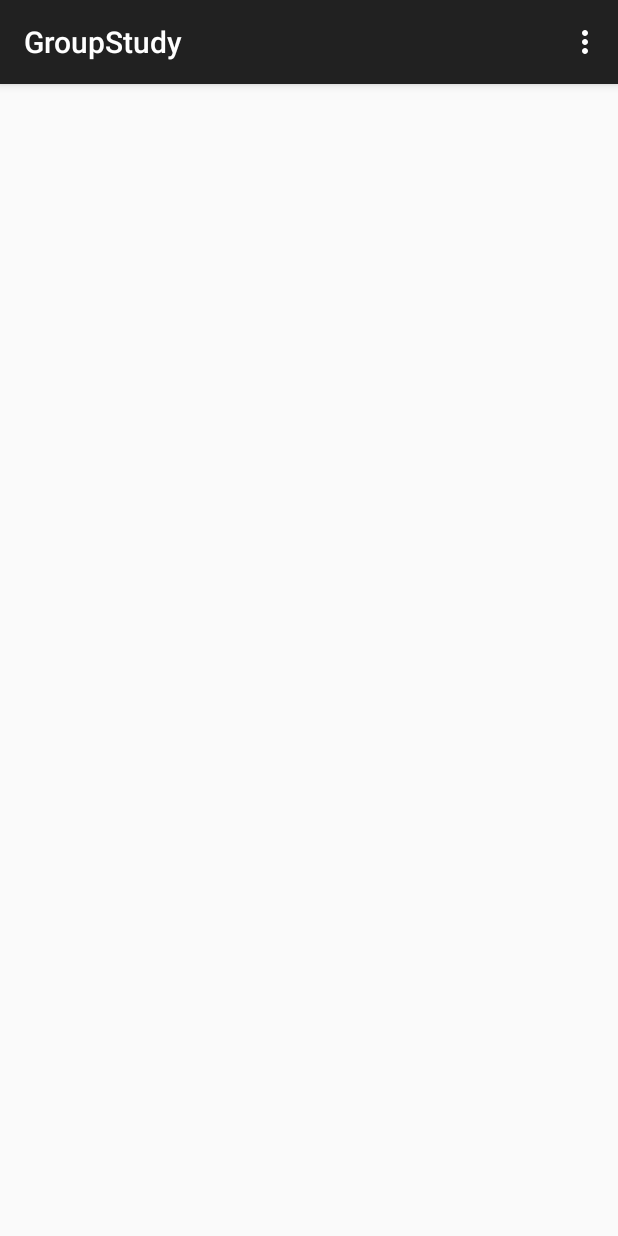
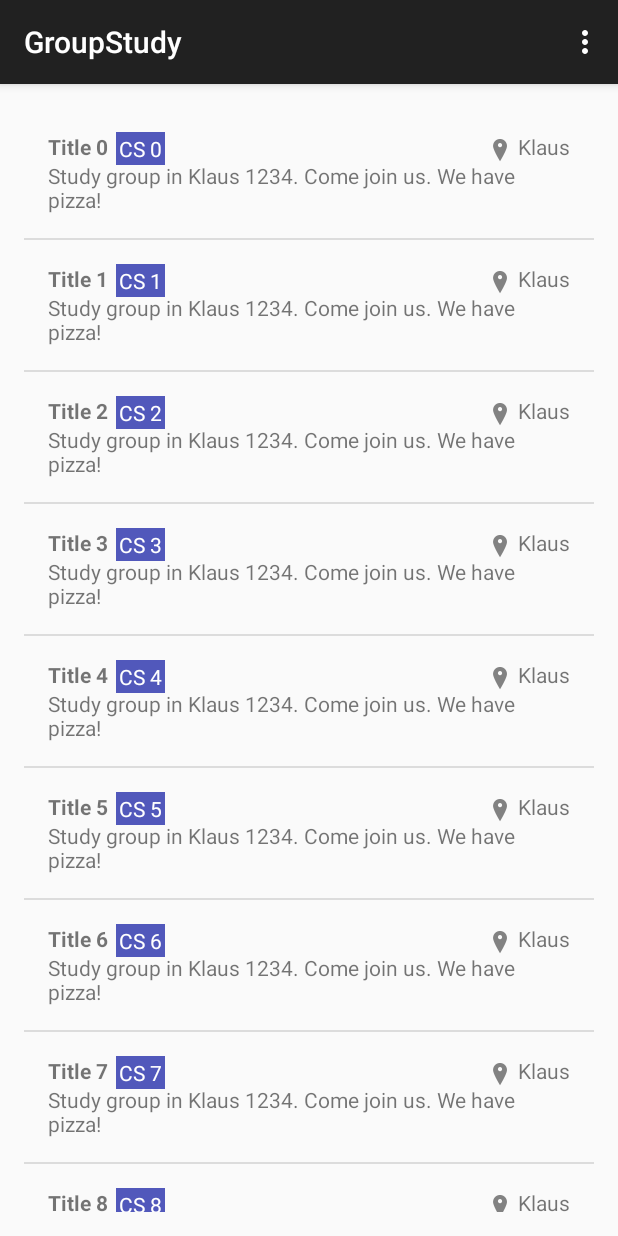
Before and after one commit to JinmingYu/GroupStudy, an Android app: the screen it shows after launch (MainActivity), on a phone screen of 412 x 824 dp. Run offline under Robolectric (Android 15) with nearby library versions, the phone set to English and light mode, and no system bars.

Commit message:
Add list (with hardcoded data) and list item layout.

```diff
--- a/app/src/main/java/appathon/groupstudy/MainActivity.java
+++ b/app/src/main/java/appathon/groupstudy/MainActivity.java
@@ -1,17 +1,50 @@
 package appathon.groupstudy;
 
+import android.database.DataSetObserver;
 import android.support.v7.app.ActionBarActivity;
 import android.os.Bundle;
 import android.view.Menu;
 import android.view.MenuItem;
+import android.view.View;
+import android.view.ViewGroup;
+import android.widget.ListAdapter;
+import android.widget.ListView;
+import android.widget.SimpleAdapter;
+
+import java.util.ArrayList;
+import java.util.HashMap;
+import java.util.List;
 
 
 public class MainActivity extends ActionBarActivity {
+
+    ListView listView;
 
     @Override
     protected void onCreate(Bundle savedInstanceState) {
         super.onCreate(savedInstanceState);
         setContentView(R.layout.activity_main);
+
+        listView = (ListView) findViewById(R.id.listView);
+
+        // create the grid item mapping
+        String[] from = new String[] {"title", "class", "location", "additional_info"};
+        int[] to = new int[] { R.id.title, R.id.class_name, R.id.location, R.id.additional_info};
+
+        // prepare the list of all records
+        List<HashMap<String, String>> fillMaps = new ArrayList<HashMap<String, String>>();
+        for(int i = 0; i < 10; i++){
+            HashMap<String, String> map = new HashMap<String, String>();
+            map.put("title", "Title " + i);
+            map.put("class", "CS " + i);
+            map.put("location", "Klaus");
+            map.put("additional_info", "Study group in Klaus 1234. Come join us. We have pizza!");
+            fillMaps.add(map);
+        }
+
+        // fill in the grid_item layout
+        SimpleAdapter adapter = new SimpleAdapter(this, fillMaps, R.layout.study_group_list_item, from, to);
+        listView.setAdapter(adapter);
     }
 
 
--- /dev/null
+++ b/app/src/main/res/layout/study_group_list_item.xml
@@ -0,0 +1,48 @@
+<?xml version="1.0" encoding="utf-8"?>
+<RelativeLayout xmlns:android="http://schemas.android.com/apk/res/android"
+    android:layout_width="match_parent" android:layout_height="match_parent"
+    android:paddingLeft="@dimen/activity_horizontal_margin"
+    android:paddingRight="@dimen/activity_horizontal_margin"
+    android:paddingTop="@dimen/activity_vertical_margin"
+    android:paddingBottom="@dimen/activity_vertical_margin">
+
+    <TextView
+        android:id="@+id/title"
+        android:layout_width="wrap_content"
+        android:layout_height="wrap_content"
+        android:layout_alignParentLeft="true"
+        android:layout_alignParentStart="true"
+        android:textStyle="bold"/>
+    <TextView
+        android:id="@+id/class_name"
+        android:layout_width="wrap_content"
+        android:layout_height="wrap_content"
+        android:layout_alignParentTop="true"
+        android:layout_toRightOf="@id/title"
+        android:paddingLeft="2dp"
+        android:paddingRight="2dp"
+        android:paddingTop="1dp"
+        android:paddingBottom="1dp"
+        android:layout_marginLeft="5dp"
+        android:textColor="@android:color/white"
+        android:background="@color/class_background"/>
+    <TextView
+        android:id="@+id/location"
+        android:layout_width="wrap_content"
+        android:layout_height="wrap_content"
+        android:layout_alignParentRight="true"
+        android:layout_alignParentTop="true"/>
+    <ImageView
+        android:layout_width="24dp"
+        android:layout_height="24dp"
+        android:layout_alignParentTop="true"
+        android:layout_toLeftOf="@id/location"
+        android:src="@mipmap/ic_place" />
+    <TextView
+        android:id="@+id/additional_info"
+        android:layout_width="wrap_content"
+        android:layout_height="wrap_content"
+        android:layout_alignParentLeft="true"
+        android:layout_alignParentBottom="true"
+        android:layout_below="@id/title"/>
+</RelativeLayout>
--- /dev/null
+++ b/app/src/main/res/values/colors.xml
@@ -0,0 +1,4 @@
+<?xml version="1.0" encoding="utf-8"?>
+<resources>
+    <color name="class_background">#5158BB</color>
+</resources>
```
Also changed, not shown: app/src/main/ic_place-web.png (added), app/src/main/res/mipmap-hdpi/ic_place.png (added), app/src/main/res/mipmap-mdpi/ic_place.png (added), app/src/main/res/mipmap-xhdpi/ic_place.png (added), app/src/main/res/mipmap-xxhdpi/ic_place.png (added), app/src/main/res/mipmap-xxxhdpi/ic_place.png (added), 2 other files.
